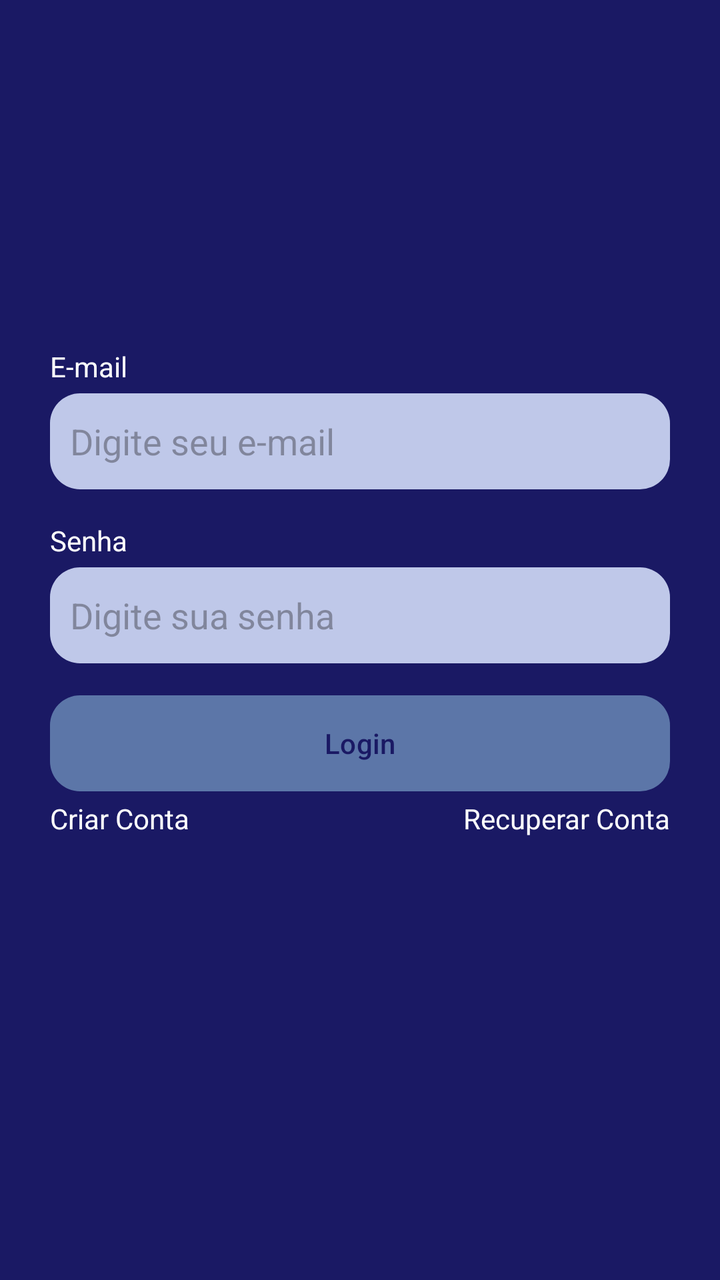
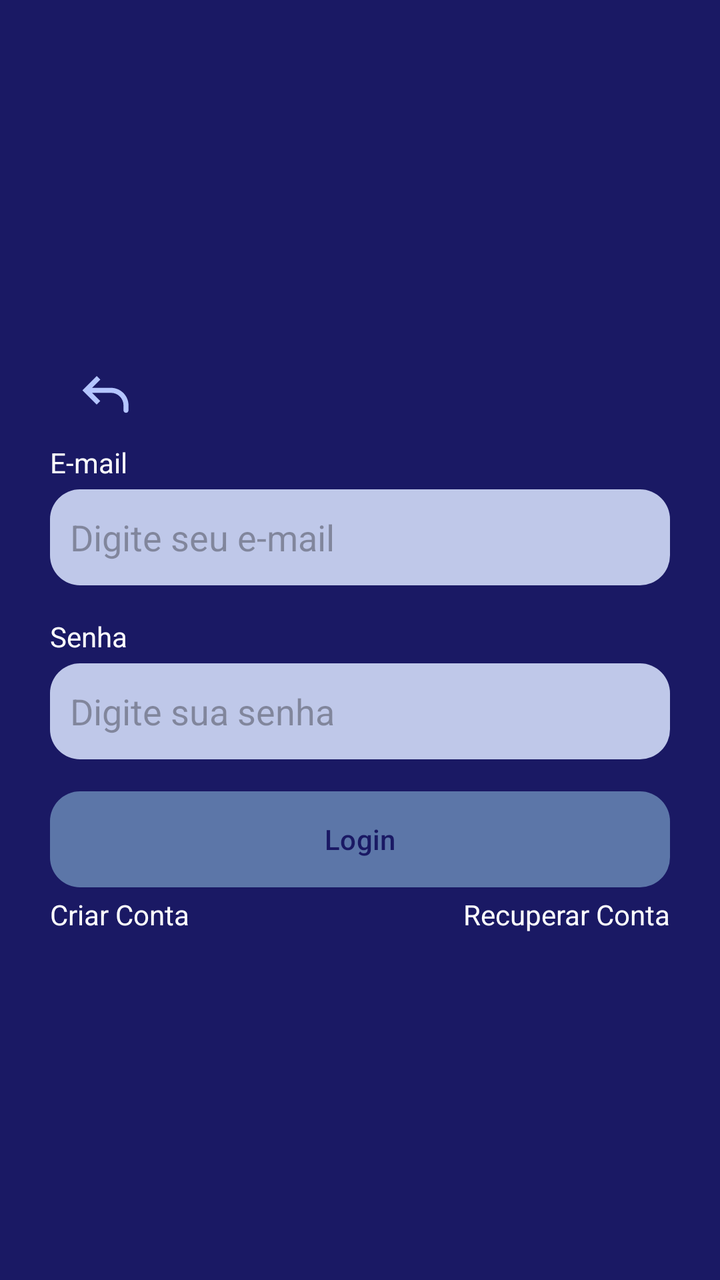

Compare the two renders of this Android layout. The source of the first and the diff that turns it into the second are given below.
<!-- AndroidManifest.xml: application theme Theme.Task -->
<!-- res/layout/fragment_login.xml -->
<?xml version="1.0" encoding="utf-8"?>
<androidx.constraintlayout.widget.ConstraintLayout xmlns:android="http://schemas.android.com/apk/res/android"
    xmlns:tools="http://schemas.android.com/tools"
    android:layout_width="match_parent"
    android:layout_height="match_parent"
    xmlns:app="http://schemas.android.com/apk/res-auto"
    tools:context=".ui.auth.LoginFragment">

    
    <LinearLayout
        android:id="@+id/lineatLayout"
        android:layout_width="0dp"
        android:layout_height="wrap_content"
        app:layout_constraintBottom_toBottomOf="parent"
        app:layout_constraintEnd_toEndOf="parent"
        app:layout_constraintStart_toStartOf="parent"
        app:layout_constraintTop_toTopOf="parent"
        android:orientation="vertical"
        android:layout_marginHorizontal="25dp">

        <TextView
            android:layout_width="wrap_content"
            android:layout_height="wrap_content"
            android:text="@string/e_mail"
            android:textColor="@color/white"/>

        <EditText
            android:layout_width="match_parent"
            android:layout_height="48dp"
            android:hint="@string/digite_seu_e_mail"
            android:inputType="textEmailAddress"
            android:padding="10dp"
            android:layout_marginTop="4dp"
            android:background="@drawable/bg_edit_text"/>
        <TextView
            android:layout_width="wrap_content"
            android:layout_height="wrap_content"
            android:text="@string/senha"
            android:textColor="@color/white"
            android:layout_marginTop="16dp"/>

        <EditText
            android:layout_width="match_parent"
            android:layout_height="48dp"
            android:inputType="textPassword"
            android:hint="@string/digite_sua_senha"
            android:padding="10dp"
            android:layout_marginTop="4dp"
            android:background="@drawable/bg_edit_text"/>

        <com.google.android.material.button.MaterialButton
            android:layout_width="match_parent"
            android:layout_height="wrap_content"
            android:text="@string/login"
            android:textColor="@color/color_default"
            app:backgroundTint="@null"
            android:layout_marginTop="16dp"
            android:background="@drawable/bg_btn"/>

        <LinearLayout
            android:layout_width="match_parent"
            android:layout_height="wrap_content"
            android:orientation="horizontal"
            android:layout_marginTop="4dp">

            <TextView
                android:layout_width="wrap_content"
                android:layout_height="wrap_content"
                android:text="@string/criar_conta"
                android:layout_weight="1"
                android:textAlignment="textStart"
                android:textColor="@color/white"/>

            <TextView
                android:layout_width="wrap_content"
                android:layout_height="wrap_content"
                android:text="@string/recuperar_conta"
                android:layout_weight="1"
                android:textAlignment="textEnd"
                android:textColor="@color/white"/>
        </LinearLayout>

        <ProgressBar
            android:layout_width="wrap_content"
            android:layout_height="wrap_content"
            android:indeterminateTint="@color/white"
            android:layout_gravity="center"/>

    </LinearLayout>

</androidx.constraintlayout.widget.ConstraintLayout>
<!-- resources referenced by this layout -->
<resources>
  <color name="color_default">#1A1964</color>
  <color name="white">#FFFFFFFF</color>
  <!-- drawable bg_btn (drawable) -->
  <?xml version="1.0" encoding="utf-8"?>
  <shape xmlns:android="http://schemas.android.com/apk/res/android"
      android:shape="rectangle">
  
      <solid android:color="#5C76A8"/>
      <corners android:radius="15dp"/>
  
  </shape>
  <!-- drawable bg_edit_text (drawable) -->
  <?xml version="1.0" encoding="utf-8"?>
  <shape xmlns:android="http://schemas.android.com/apk/res/android"
      android:shape="rectangle">
  
      <solid android:color="#BFC8E9"/>
      <corners android:radius="15dp"/>
  
  </shape>
  <string name="criar_conta">Criar Conta</string>
  <string name="digite_seu_e_mail">Digite seu e-mail</string>
  <string name="digite_sua_senha">Digite sua senha</string>
  <string name="e_mail">E-mail</string>
  <string name="login">Login</string>
  <string name="recuperar_conta">Recuperar Conta</string>
  <string name="senha">Senha</string>
  <style name="Theme.Task" parent="Base.Theme.Task" />
  <style name="Base.Theme.Task" parent="Theme.Material3.DayNight.NoActionBar">
          
          <item name="colorPrimary">@color/color_default</item>
          <item name="colorPrimaryVariant">@color/color_default</item> --
          <item name="android:windowBackground">@color/color_default</item>
  
      </style>
</resources>

<!-- the commit's change to res/layout/fragment_login.xml (unified diff, before → after) -->
@@ -6,7 +6,6 @@
     xmlns:app="http://schemas.android.com/apk/res-auto"
     tools:context=".ui.auth.LoginFragment">
 
-    
     <LinearLayout
         android:id="@+id/lineatLayout"
         android:layout_width="0dp"
@@ -17,6 +16,15 @@
         app:layout_constraintTop_toTopOf="parent"
         android:orientation="vertical"
         android:layout_marginHorizontal="25dp">
+
+        <com.google.android.material.appbar.MaterialToolbar
+            android:layout_width="match_parent"
+            android:layout_height="wrap_content"
+            android:paddingTop="40dp"
+            app:navigationIcon="@drawable/icback"
+            tools:layout_editor_absoluteX="0dp"
+            tools:layout_editor_absoluteY="200dp"/>
+
 
         <TextView
             android:layout_width="wrap_content"
@@ -49,6 +57,7 @@
             android:background="@drawable/bg_edit_text"/>
 
         <com.google.android.material.button.MaterialButton
+            android:id="@+id/btnLogin"
             android:layout_width="match_parent"
             android:layout_height="wrap_content"
             android:text="@string/login"
@@ -64,6 +73,7 @@
             android:layout_marginTop="4dp">
 
             <TextView
+                android:id="@+id/btnRegister"
                 android:layout_width="wrap_content"
                 android:layout_height="wrap_content"
                 android:text="@string/criar_conta"
@@ -72,6 +82,7 @@
                 android:textColor="@color/white"/>
 
             <TextView
+                android:id="@+id/btnRecover"
                 android:layout_width="wrap_content"
                 android:layout_height="wrap_content"
                 android:text="@string/recuperar_conta"
@@ -84,8 +95,12 @@
             android:layout_width="wrap_content"
             android:layout_height="wrap_content"
             android:indeterminateTint="@color/white"
-            android:layout_gravity="center"/>
+            android:layout_gravity="center"
+            tools:visibility="visible"
+            android:visibility="invisible"/>
 
     </LinearLayout>
 
+
+
 </androidx.constraintlayout.widget.ConstraintLayout>
<!-- resource entries referenced after the edit -->
@@ -20,6 +20,12 @@
       <corners android:radius="15dp"/>
   
   </shape>
+  <!-- drawable icback (drawable) -->
+  <vector xmlns:android="http://schemas.android.com/apk/res/android" android:height="30dp" android:viewportHeight="24" android:viewportWidth="24" android:width="30dp">
+        
+      <path android:fillColor="#B4C5FF" android:pathData="M4,10L3.293,10.707L2.586,10L3.293,9.293L4,10ZM21,18C21,18.552 20.552,19 20,19C19.448,19 19,18.552 19,18L21,18ZM8.293,15.707L3.293,10.707L4.707,9.293L9.707,14.293L8.293,15.707ZM3.293,9.293L8.293,4.293L9.707,5.707L4.707,10.707L3.293,9.293ZM4,9L14,9L14,11L4,11L4,9ZM21,16L21,18L19,18L19,16L21,16ZM14,9C17.866,9 21,12.134 21,16L19,16C19,13.239 16.761,11 14,11L14,9Z"/>
+      
+  </vector>
   <string name="criar_conta">Criar Conta</string>
   <string name="digite_seu_e_mail">Digite seu e-mail</string>
   <string name="digite_sua_senha">Digite sua senha</string>
